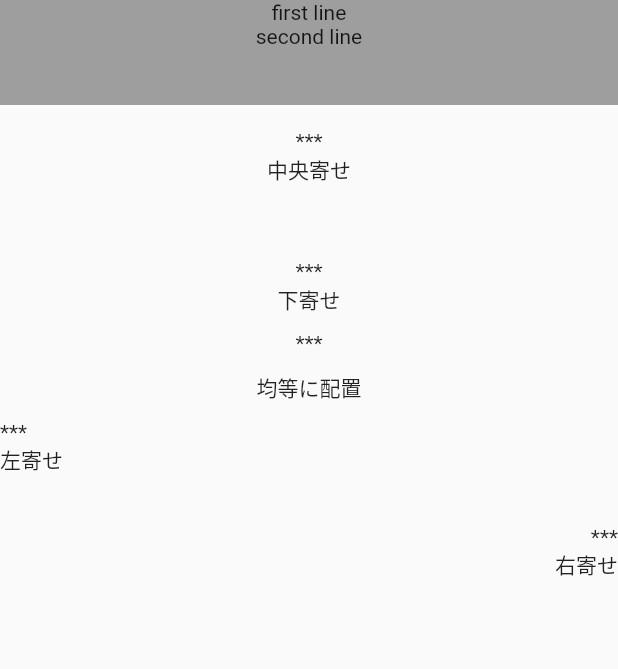
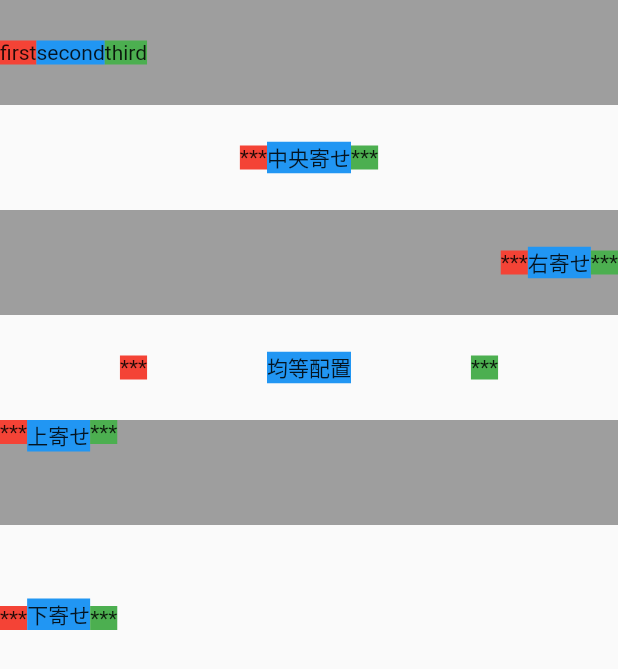
Before and after one commit to d-zenju/flutter_study, a Flutter app: the screen it shows after launch, on a phone screen of 412 x 824 dp. Shown: the top 669 px of the screen. Run offline on Flutter 3.47's test engine with Material 2 defaults, Android fonts, the phone set to English and light mode, and no system bars.

Commit message:
row-widget

```diff
--- a/lib/main.dart
+++ b/lib/main.dart
@@ -17,65 +17,127 @@ class MyApp extends StatelessWidget {
               width: double.infinity,
               height: 70,
               color: Colors.grey,
-              child: Column(
+              child: Row(
                 children: <Widget>[
-                  Text('first line'),
-                  Text('second line'),
+                  Container(
+                    color: Colors.red,
+                    child: Text('first'),
+                  ),
+                  Container(
+                    color: Colors.blue,
+                    child: Text('second'),
+                  ),
+                  Container(
+                    color: Colors.green,
+                    child: Text('third'),
+                  ),
                 ],
               ),
             ),
             Container(
               width: double.infinity,
               height: 70,
-              child: Column(
+              child: Row(
                 mainAxisAlignment: MainAxisAlignment.center,
                 children: <Widget>[
-                  Text('***'),
-                  Text('中央寄せ'),
+                  Container(
+                    color: Colors.red,
+                    child: Text('***'),
+                  ),
+                  Container(
+                    color: Colors.blue,
+                    child: Text('中央寄せ'),
+                  ),
+                  Container(
+                    color: Colors.green,
+                    child: Text('***'),
+                  ),
                 ],
               ),
             ),
             Container(
               width: double.infinity,
               height: 70,
-              child: Column(
+              color: Colors.grey,
+              child: Row(
                 mainAxisAlignment: MainAxisAlignment.end,
                 children: <Widget>[
-                  Text('***'),
-                  Text('下寄せ'),
+                  Container(
+                    color: Colors.red,
+                    child: Text('***'),
+                  ),
+                  Container(
+                    color: Colors.blue,
+                    child: Text('右寄せ'),
+                  ),
+                  Container(
+                    color: Colors.green,
+                    child: Text('***'),
+                  ),
                 ],
               ),
             ),
             Container(
               width: double.infinity,
               height: 70,
-              child: Column(
+              child: Row(
                 mainAxisAlignment: MainAxisAlignment.spaceEvenly,
                 children: <Widget>[
-                  Text('***'),
-                  Text('均等に配置'),
+                  Container(
+                    color: Colors.red,
+                    child: Text('***'),
+                  ),
+                  Container(
+                    color: Colors.blue,
+                    child: Text('均等配置'),
+                  ),
+                  Container(
+                    color: Colors.green,
+                    child: Text('***'),
+                  ),
                 ],
               ),
             ),
             Container(
               width: double.infinity,
               height: 70,
-              child: Column(
+              color: Colors.grey,
+              child: Row(
                 crossAxisAlignment: CrossAxisAlignment.start,
                 children: <Widget>[
-                  Text('***'),
-                  Text('左寄せ'),
+                  Container(
+                    color: Colors.red,
+                    child: Text('***'),
+                  ),
+                  Container(
+                    color: Colors.blue,
+                    child: Text('上寄せ'),
+                  ),
+                  Container(
+                    color: Colors.green,
+                    child: Text('***'),
+                  ),
                 ],
               ),
             ),
             Container(
               width: double.infinity,
               height: 70,
-              child: Column(
+              child: Row(
                 crossAxisAlignment: CrossAxisAlignment.end,
                 children: <Widget>[
-                  Text('***'),
-                  Text('右寄せ'),
+                  Container(
+                    color: Colors.red,
+                    child: Text('***'),
+                  ),
+                  Container(
+                    color: Colors.blue,
+                    child: Text('下寄せ'),
+                  ),
+                  Container(
+                    color: Colors.green,
+                    child: Text('***'),
+                  ),
                 ],
               ),
             ),
```
